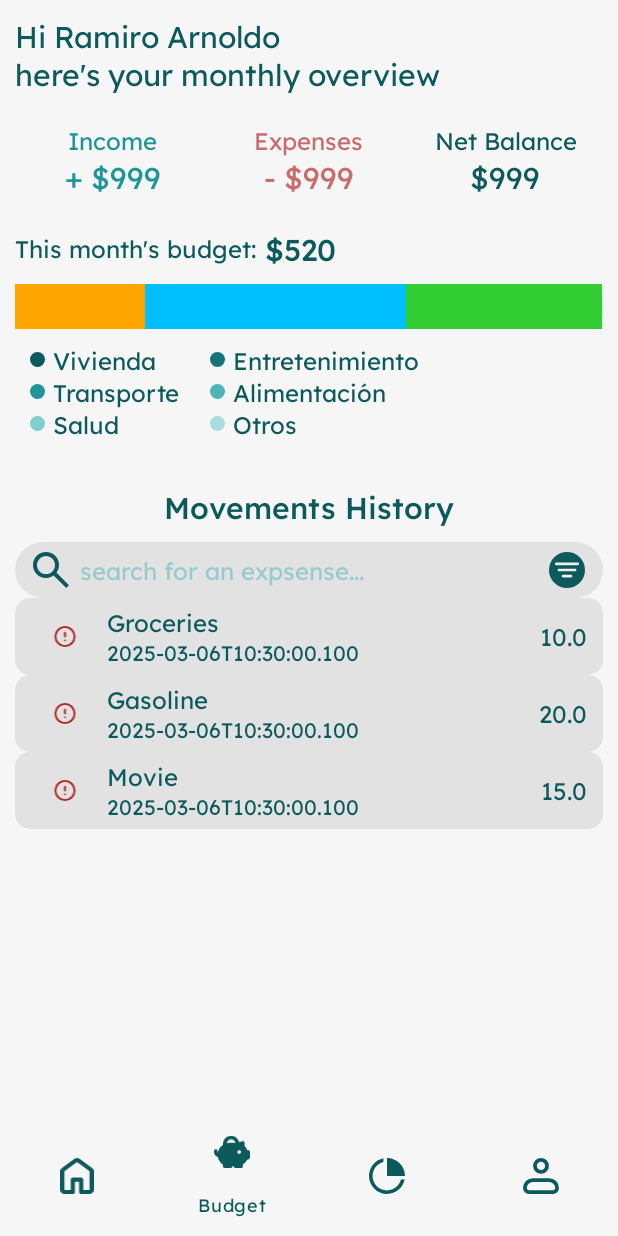
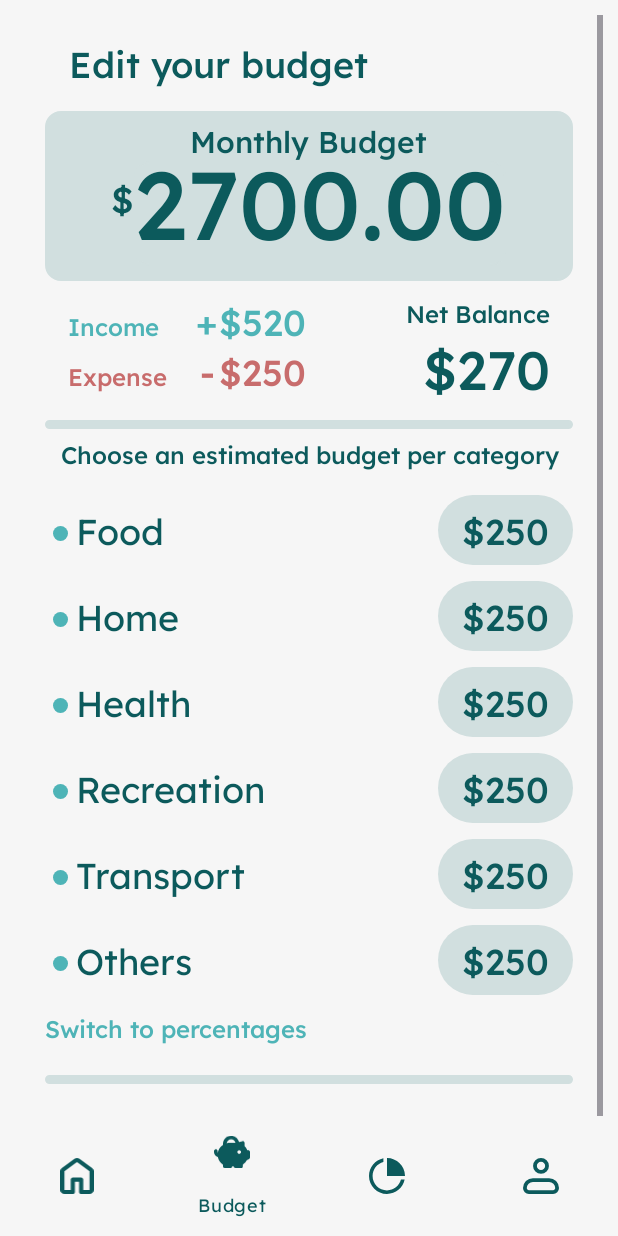
Before and after one commit to jssroberto/nest, an Android app: the screen it shows after launch (MainActivity), item 2 of the bottom bar chosen, on a phone screen of 412 x 824 dp. Run offline under Robolectric (Android 15) with nearby library versions, the phone set to English and light mode, and no system bars.

Commit message:
Fragment navigation

```diff
--- a/Nest/app/src/main/java/itson/appsmoviles/nest/MainActivity.kt
+++ b/Nest/app/src/main/java/itson/appsmoviles/nest/MainActivity.kt
@@ -4,7 +4,9 @@ import android.os.Bundle
 import androidx.appcompat.app.AppCompatActivity
 import androidx.fragment.app.Fragment
 import com.google.android.material.bottomnavigation.BottomNavigationView
+import itson.appsmoviles.nest.presentation.ui.BudgetFragment
 import itson.appsmoviles.nest.presentation.ui.HomeFragment
+import itson.appsmoviles.nest.presentation.ui.SettingsFragment
 import itson.appsmoviles.nest.presentation.ui.TotalExpensesFragment
 
 class MainActivity : AppCompatActivity() {
@@ -21,6 +23,8 @@ class MainActivity : AppCompatActivity() {
             when (item.itemId) {
                 R.id.nav_home -> replaceFragment(HomeFragment())
                 R.id.nav_expenses -> replaceFragment(TotalExpensesFragment())
+                R.id.nav_profile -> replaceFragment(SettingsFragment())
+                R.id.nav_search -> replaceFragment(BudgetFragment())
             }
             true
         }
--- /dev/null
+++ b/Nest/app/src/main/java/itson/appsmoviles/nest/presentation/ui/BudgetFragment.kt
@@ -0,0 +1,76 @@
+package itson.appsmoviles.nest.presentation.ui
+
+import android.content.Context
+import android.os.Bundle
+import androidx.fragment.app.Fragment
+import android.view.LayoutInflater
+import android.view.View
+import android.view.ViewGroup
+import android.widget.BaseAdapter
+import android.widget.ListView
+import android.widget.TextView
+import itson.appsmoviles.nest.R
+class BudgetFragment : Fragment() {
+
+    var categoryExpenses = ArrayList<CategoryExpense>()
+
+    override fun onCreateView(
+        inflater: LayoutInflater, container: ViewGroup?,
+        savedInstanceState: Bundle?
+    ): View? {
+        // Inflar el layout del fragmento
+        val view = inflater.inflate(R.layout.fragment_budget, container, false)
+
+        // Llamar a la función que agrega las categorías
+        addProducts()
+
+        // Configura el ListView
+        val listViewCategoryExpenses: ListView = view.findViewById(R.id.listViewCategoryExpenses)
+        val adapter = CategoryExpenseAdapter(requireContext(), categoryExpenses)
+
+        // Establecer el adaptador para el ListView
+        listViewCategoryExpenses.adapter = adapter
+
+        // Retorna la vista inflada
+        return view
+    }
+
+    // Función para agregar las categorías de gastos
+    fun addProducts() {
+        categoryExpenses.add(CategoryExpense("Food"))
+        categoryExpenses.add(CategoryExpense("Home"))
+        categoryExpenses.add(CategoryExpense("Health"))
+        categoryExpenses.add(CategoryExpense("Recreation"))
+        categoryExpenses.add(CategoryExpense("Transport"))
+        categoryExpenses.add(CategoryExpense("Others"))
+    }
+
+    // Adaptador para la lista de categorías de gastos
+    private class CategoryExpenseAdapter(
+        private val context: Context,
+        private val categories: ArrayList<CategoryExpense>
+    ) : BaseAdapter() {  // Aquí extendemos BaseAdapter
+
+        override fun getCount(): Int {
+            return categories.size
+        }
+
+        override fun getItem(position: Int): Any {
+            return categories[position]
+        }
+
+        override fun getItemId(position: Int): Long {
+            return position.toLong()
+        }
+
+        override fun getView(position: Int, convertView: View?, parent: ViewGroup?): View {
+            // Usa un patrón de vista reciclada para optimizar el rendimiento
+            val view: View = convertView ?: LayoutInflater.from(context).inflate(R.layout.category_expense_view, parent, false)
+
+            val textViewCategoryName: TextView = view.findViewById(R.id.textViewCategoryName)
+            textViewCategoryName.text = categories[position].name
+
+            return view
+        }
+    }
+}
--- a/Nest/app/src/main/res/layout/activity_budget.xml
+++ b/Nest/app/src/main/res/layout/fragment_budget.xml
@@ -1,12 +1,18 @@
 <?xml version="1.0" encoding="utf-8"?>
-<LinearLayout xmlns:android="http://schemas.android.com/apk/res/android"
+<ScrollView xmlns:android="http://schemas.android.com/apk/res/android"
     xmlns:app="http://schemas.android.com/apk/res-auto"
     xmlns:tools="http://schemas.android.com/tools"
     android:id="@+id/main"
     android:layout_width="match_parent"
     android:layout_height="match_parent"
-    android:orientation="vertical"
-    tools:context=".presentation.ui.Budget">
+    android:orientation="vertical">
+
+
+        <LinearLayout
+            android:layout_width="match_parent"
+            android:layout_height="wrap_content"
+            android:paddingHorizontal="20dp"
+            android:orientation="vertical">
 
             <androidx.appcompat.widget.Toolbar
 
@@ -26,16 +32,6 @@
 
             </TextView>
             </androidx.appcompat.widget.Toolbar>
-
-    <ScrollView
-        android:layout_width="match_parent"
-        android:layout_height="match_parent">
-
-        <LinearLayout
-            android:layout_width="match_parent"
-            android:layout_height="wrap_content"
-            android:paddingHorizontal="20dp"
-            android:orientation="vertical">
 
 
             <LinearLayout
@@ -474,7 +470,6 @@
 
         </LinearLayout>
 
-    </ScrollView>
 
 
-</LinearLayout>
+</ScrollView>
```
Also changed, not shown: Nest/app/src/main/java/itson/appsmoviles/nest/presentation/ui/Budget.kt (deleted, +0 -83 lines), Nest/app/src/main/java/itson/appsmoviles/nest/presentation/ui/Settings.kt (deleted, +0 -138 lines), Nest/app/src/main/java/itson/appsmoviles/nest/presentation/ui/SettingsFragment.kt (added, +123 -0 lines), Nest/app/src/main/res/layout/fragment_settings.xml (renamed from Nest/app/src/main/res/layout/activity_settings.xml). Lines whose indentation alone changed are shown as unchanged.
